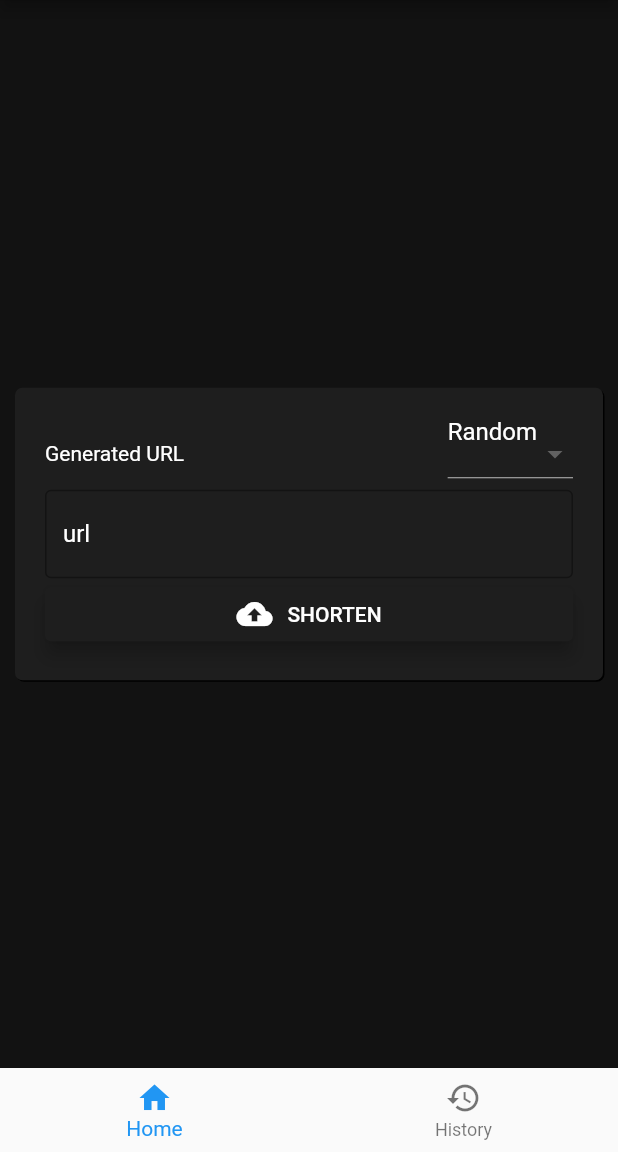
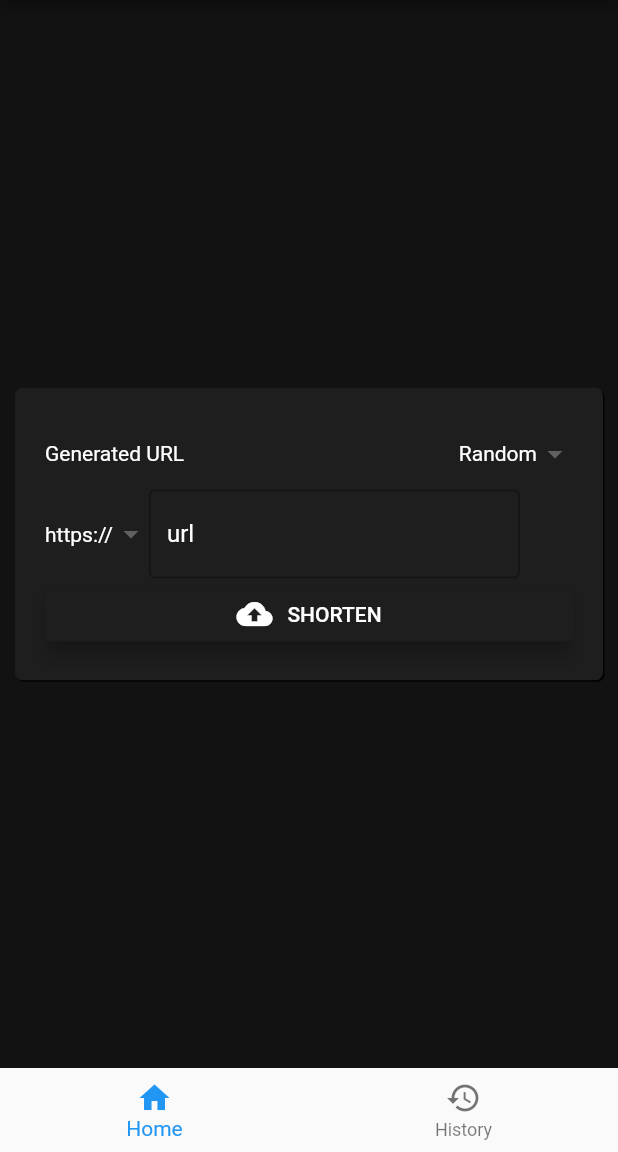
Before and after one commit to athallahmaajid/Shoru-Mobile, a Flutter app: the screen it shows after launch, on a phone screen of 412 x 824 dp, the part 84-1236 px from its top. Run offline on Flutter 3.47's test engine with Material 2 defaults, Android fonts, the phone set to English and light mode, and no system bars; our stand-ins replace hive; accounts and stored records are empty.

Commit message:
fix: null in url

```diff
--- a/lib/ui/history.dart
+++ b/lib/ui/history.dart
@@ -16,7 +16,7 @@ class _HistoryPageState extends State<HistoryPage> {
       List<Widget> rows = [];
       var urlBox = await Hive.openBox("urls");
       var urls = urlBox.values.toList();
-      for (int i = 0; i < urls.length && i < 50; i++) {
+      for (int i = 0; i < urls.length; i++) {
         rows.add(
           SizedBox(
             height: 150,
--- a/lib/ui/home.dart
+++ b/lib/ui/home.dart
@@ -14,7 +14,8 @@ class HomePage extends StatefulWidget {
 }
 
 class _HomePageState extends State<HomePage> {
-  String? mode = "Random";
+  String protocol = "https://";
+  String mode = "Random";
   TextEditingController urlController = TextEditingController();
   TextEditingController nameController = TextEditingController();
   Map<String, String> result = {};
@@ -25,9 +26,7 @@ class _HomePageState extends State<HomePage> {
       headers: <String, String>{
         'Content-Type': 'application/json; charset=UTF-8',
       },
-      body: (name != "")
-          ? jsonEncode(<String, String>{"url": url, "name": name})
-          : jsonEncode(<String, String>{"url": url}),
+      body: (name != "") ? jsonEncode(<String, String>{"url": url, "name": name}) : jsonEncode(<String, String>{"url": url}),
     );
     var data = jsonDecode(response.body);
     result = Map<String, String>.from(data);
@@ -37,6 +36,8 @@ class _HomePageState extends State<HomePage> {
     if (mode == "Random") {
       nameController = TextEditingController();
     }
+    rawUrl = protocol + rawUrl;
+
     if (Uri.parse(rawUrl).isAbsolute) {
       showDialog(
         context: context,
@@ -47,8 +48,7 @@ class _HomePageState extends State<HomePage> {
                 "Loading...",
                 style: TextStyle(color: Colors.white),
               ),
-              content: SizedBox(
-                  width: 1, height: 1, child: LinearProgressIndicator()));
+              content: SizedBox(width: 1, height: 1, child: LinearProgressIndicator()));
         },
       );
       await requestApi(rawUrl, nameController.text);
@@ -72,15 +72,14 @@ class _HomePageState extends State<HomePage> {
                           SizedBox(
                             width: MediaQuery.of(context).size.width * 0.5,
                             child: Text(
-                              result['url']!,
+                              result['Url']!,
                               style: const TextStyle(color: Colors.white),
-                              // overflow: TextOverflow.ellipsis,
                             ),
                           ),
                           IconButton(
                             onPressed: () {
                               Clipboard.setData(
-                                ClipboardData(text: result['url']!),
+                                ClipboardData(text: result['Url']!),
                               ).then(
                                 (_) {
                                   ScaffoldMessenger.of(context).showSnackBar(
@@ -118,22 +117,21 @@ class _HomePageState extends State<HomePage> {
                   )
                 : Text(
                     "${result['message']}",
-                    style: TextStyle(color: Colors.white),
+                    style: const TextStyle(color: Colors.white),
                   ),
           );
         },
       );
       if (result["message"] == "success!") {
         var urlBox = await Hive.openBox("urls");
-        urlBox.add(Url(result['name']!, rawUrl, result['url']!));
+        urlBox.add(Url(result['name']!, rawUrl, result['Url']!));
       }
     } else if (mode == "Custom" && (nameController.text == "")) {
       showDialog(
           context: context,
           builder: (BuildContext context) {
             return const AlertDialog(
-              content:
-                  Text("Mohon Isi nama", style: TextStyle(color: Colors.white)),
+              content: Text("Mohon Isi nama", style: TextStyle(color: Colors.white)),
             );
           });
     } else {
@@ -142,8 +140,7 @@ class _HomePageState extends State<HomePage> {
           builder: (BuildContext context) {
             return const AlertDialog(
               backgroundColor: Color(0xFF1e1e1e),
-              content:
-                  Text("Invalid URL", style: TextStyle(color: Colors.white)),
+              content: Text("Invalid URL", style: TextStyle(color: Colors.white)),
             );
           });
     }
@@ -184,20 +181,19 @@ class _HomePageState extends State<HomePage> {
                     "Generated URL",
                     style: TextStyle(color: Colors.white),
                   ),
-                  DropdownButton(
-                    selectedItemBuilder: (BuildContext context) {
-                      return <String>['Random', "Custom"]
-                          .map(
-                            (String value) => Text(
-                              mode!,
+                  DropdownButtonHideUnderline(
+                    child: DropdownButton<String>(
+                      dropdownColor: const Color(0xFF1e1e1e),
+                      value: mode,
+                      iconSize: 24,
+                      elevation: 16,
                       style: const TextStyle(color: Colors.white),
-                            ),
-                          )
-                          .toList();
+                      onChanged: (String? newValue) {
+                        setState(() {
+                          mode = newValue!;
+                        });
                       },
-                    value: mode,
-                    items: <String>["Random", "Custom"]
-                        .map<DropdownMenuItem<String>>(
+                      items: <String>['Random', "Custom"].map<DropdownMenuItem<String>>(
                         (String value) {
                           return DropdownMenuItem<String>(
                             value: value,
@@ -205,11 +201,7 @@ class _HomePageState extends State<HomePage> {
                           );
                         },
                       ).toList(),
-                    onChanged: (String? value) {
-                      setState(() {
-                        mode = value;
-                      });
-                    },
+                    ),
                   ),
                 ],
               ),
@@ -240,7 +232,33 @@ class _HomePageState extends State<HomePage> {
                       ],
                     )
                   : Container(),
-              TextField(
+              Row(
+                children: [
+                  DropdownButtonHideUnderline(
+                    child: DropdownButton<String>(
+                      dropdownColor: const Color(0xFF1e1e1e),
+                      value: protocol,
+                      iconSize: 24,
+                      elevation: 16,
+                      style: const TextStyle(color: Colors.white),
+                      onChanged: (String? newValue) {
+                        setState(() {
+                          protocol = newValue!;
+                        });
+                      },
+                      items: <String>['https://', "http://"].map<DropdownMenuItem<String>>(
+                        (String value) {
+                          return DropdownMenuItem<String>(
+                            value: value,
+                            child: Text(value),
+                          );
+                        },
+                      ).toList(),
+                    ),
+                  ),
+                  SizedBox(
+                    width: MediaQuery.of(context).size.width * 0.6,
+                    child: TextField(
                       decoration: const InputDecoration(
                         fillColor: Colors.white,
                         border: OutlineInputBorder(),
@@ -251,9 +269,11 @@ class _HomePageState extends State<HomePage> {
                       controller: urlController,
                       style: const TextStyle(color: Colors.white),
                     ),
+                  ),
+                ],
+              ),
               ElevatedButton(
-                style: ElevatedButton.styleFrom(
-                    primary: const Color(0xFF1e1e1e), elevation: 5.0),
+                style: ElevatedButton.styleFrom(primary: const Color(0xFF1e1e1e), elevation: 5.0),
                 onPressed: () {
                   checkUrl(urlController.text);
                 },
--- a/lib/ui/main_page.dart
+++ b/lib/ui/main_page.dart
@@ -13,7 +13,7 @@ class _MainPageState extends State<MainPage> {
   int _selectedIndex = 0;
   final List<Widget> _widgetOptions = <Widget>[
     const HomePage(),
-    HistoryPage(),
+    const HistoryPage(),
   ];
   @override
   Widget build(BuildContext context) {
```
Lines whose indentation alone changed are shown as unchanged.
